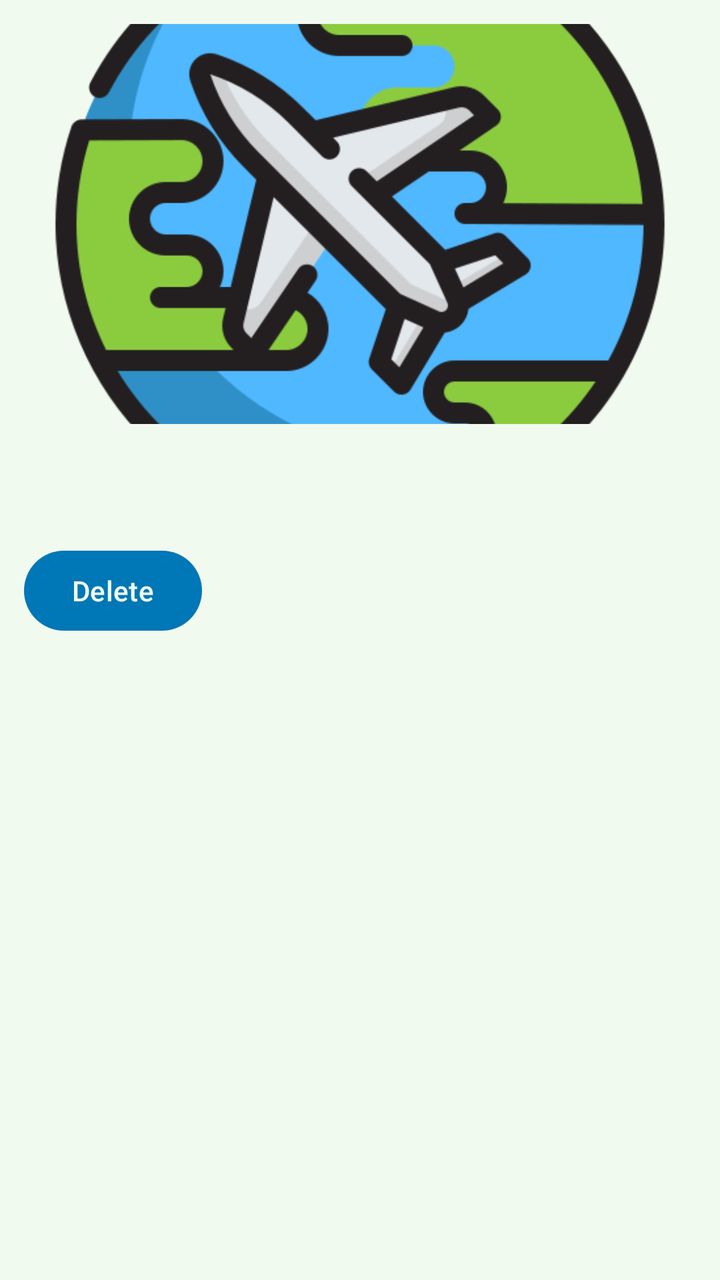
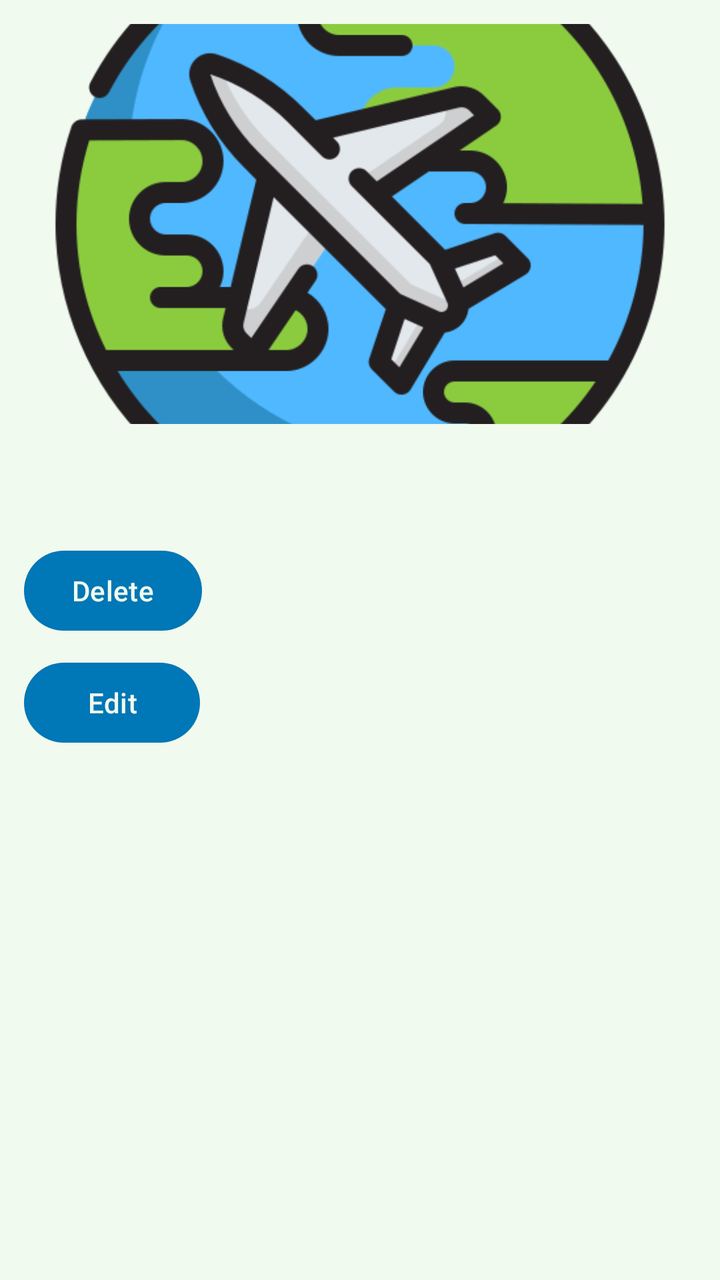

Compare the two renders of this Android layout. The source of the first and the diff that turns it into the second are given below.
<!-- AndroidManifest.xml: application theme Theme.WebAppProject -->
<!-- res/layout/destination_card.xml -->
<?xml version="1.0" encoding="utf-8"?>
<LinearLayout xmlns:android="http://schemas.android.com/apk/res/android"
    android:orientation="vertical"
    android:padding="12dp"
    android:layout_width="match_parent"
    android:layout_height="wrap_content">

    <ImageView
        android:id="@+id/cardImage"
        android:layout_width="match_parent"
        android:layout_height="200dp"
        android:scaleType="centerCrop"
        android:src="@drawable/world_icon"
        android:layout_marginBottom="8dp"/>

    <TextView
        android:id="@+id/cardName"
        android:textSize="18sp"
        android:textStyle="bold"
        android:layout_width="wrap_content"
        android:layout_height="wrap_content"/>

    <TextView
        android:id="@+id/cardDescription"
        android:layout_width="wrap_content"
        android:layout_height="wrap_content"/>

    <Button
        android:id="@+id/btnDelete"
        android:layout_width="wrap_content"
        android:layout_height="wrap_content"
        android:text="Delete"
        android:textAllCaps="false"
        android:layout_marginTop="8dp"/>

</LinearLayout>
<!-- resources referenced by this layout -->
<resources>
  <!-- drawable world_icon: png bitmap (drawable, 49991 bytes) -->
  <style name="Theme.WebAppProject" parent="Base.Theme.WebAppProject" />
  <style name="Base.Theme.WebAppProject" parent="Theme.Material3.DayNight.NoActionBar">
  
          <item name="colorPrimary">@color/colorPrimary</item>
          <item name="colorPrimaryContainer">@color/colorPrimaryDark</item>
          <item name="colorOnPrimary">@color/backgroundColor</item>
  
          <item name="colorSecondary">@color/colorAccent</item>
          <item name="colorSecondaryContainer">@color/colorAccent</item>
          <item name="colorOnSecondary">@color/textPrimary</item>
  
          <item name="android:windowBackground">@color/backgroundColor</item>
          <item name="colorSurface">@color/backgroundColor</item>
          <item name="colorOnSurface">@color/textPrimary</item>
  
          <item name="android:textColorPrimary">@color/textPrimary</item>
          <item name="android:textColorSecondary">@color/colorPrimaryDark</item>
  
      </style>
  <color name="colorPrimary">#0077B6</color>
  <color name="colorPrimaryDark">#023E8A</color>
  <color name="backgroundColor">#F1FAEE</color>
  <color name="colorAccent">#FFB703</color>
  <color name="textPrimary">#1D3557</color>
</resources>

<!-- the commit's change to res/layout/destination_card.xml (unified diff, before → after) -->
@@ -33,4 +33,12 @@
         android:textAllCaps="false"
         android:layout_marginTop="8dp"/>
 
+    <Button
+        android:id="@+id/btnEdit"
+        android:layout_width="wrap_content"
+        android:layout_height="wrap_content"
+        android:text="Edit"
+        android:textAllCaps="false"
+        android:layout_marginTop="8dp"/>
+
 </LinearLayout>
